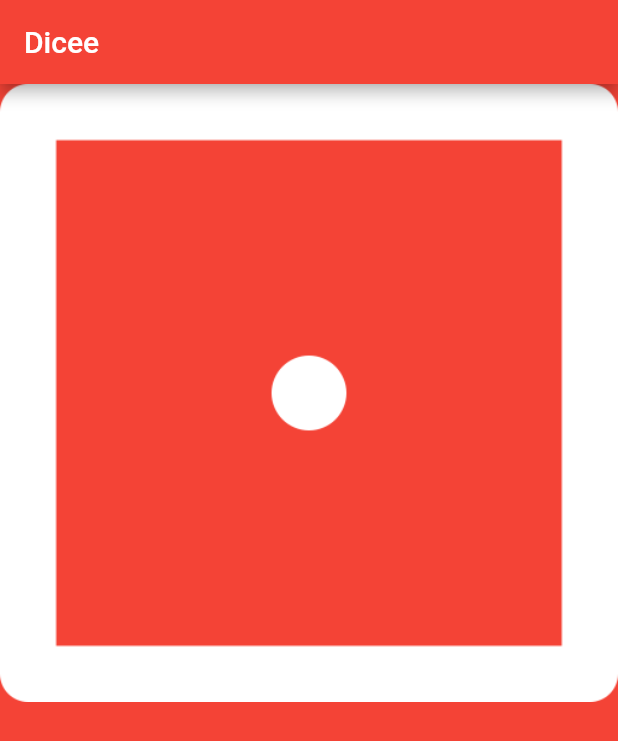
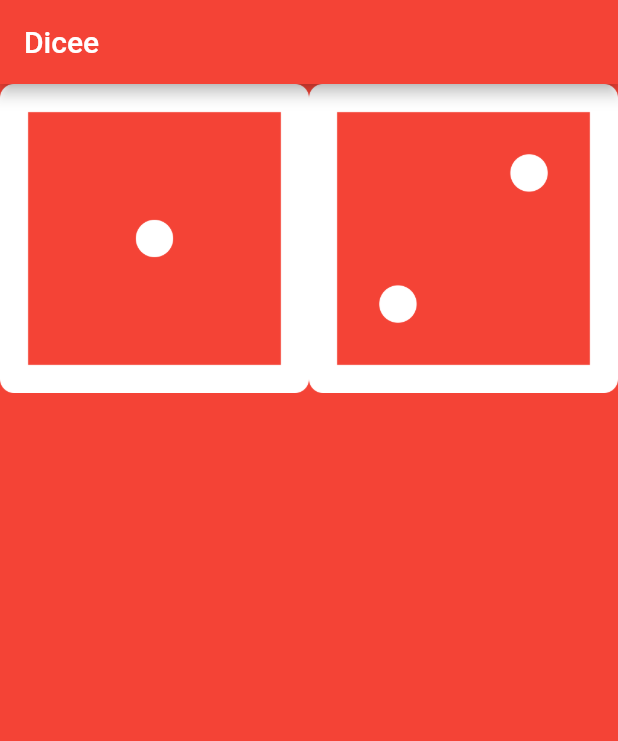
Before and after one commit to bhavikvashi1804/Dicee-Flutter-App, a Flutter app: the screen it shows after launch, on a phone screen of 412 x 824 dp. Shown: the top 741 px of the screen. Run offline on Flutter 3.47's test engine with Material 2 defaults, Android fonts, the phone set to English and light mode, and no system bars.

Commit message:
two dice

```diff
--- a/lib/main.dart
+++ b/lib/main.dart
@@ -19,9 +19,13 @@ class DicePage extends StatelessWidget {
   @override
   Widget build(BuildContext context) {
     return Row(
+      mainAxisAlignment: MainAxisAlignment.spaceEvenly,
       children: <Widget>[
         Expanded(
           child: Image(image: AssetImage('images/dice1.png'),),
+        ),
+        Expanded(
+          child: Image(image: AssetImage('images/dice2.png'),),
         ),
       ],
     );
```
Also changed, not shown: 3 other files.
